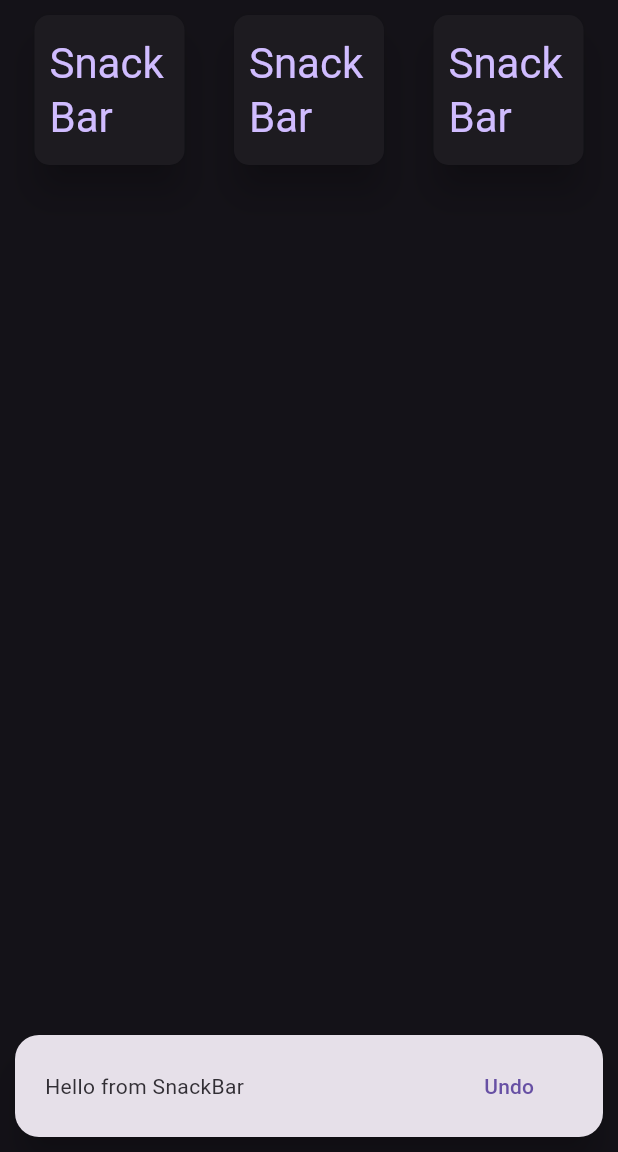
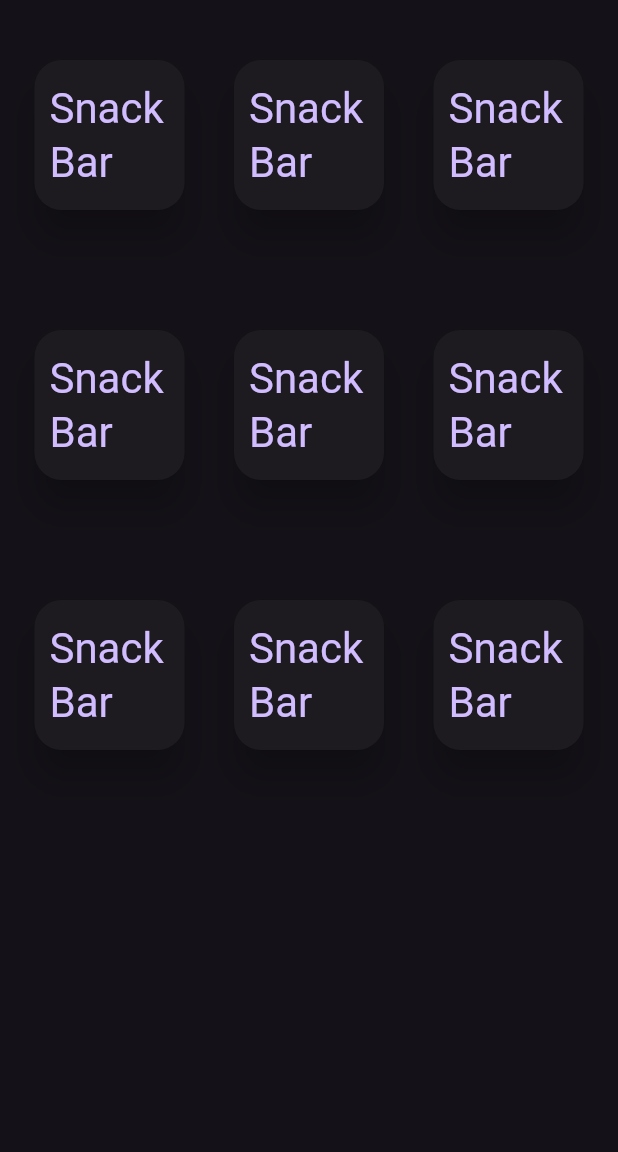
Before and after one commit to Brainiac11/ScoutingTestApp, a Flutter app: the screen it shows after launch, after a tap on "SnackBar", on a phone screen of 412 x 824 dp, the part 84-1236 px from its top. Run offline on Flutter 3.47's test engine with Material 2 defaults, Android fonts, the phone set to English and light mode, and no system bars.

Commit message:
optimized code

```diff
--- a/lib/main.dart
+++ b/lib/main.dart
@@ -1,3 +1,4 @@
+import 'package:flutter/foundation.dart';
 import 'package:flutter/material.dart';
 
 void main() {
@@ -69,75 +70,75 @@ class _MyHomePageState extends State<MyHomePage> {
         foregroundColor: Colors.amber,
         backgroundColor: Colors.deepPurple,
       ),
-      body: Center(
+      body: const Center(
         child: Column(
           children: [
-            Row(
-              mainAxisAlignment: MainAxisAlignment.spaceEvenly,
-              mainAxisSize: MainAxisSize.max,
-              children: [
-                Padding(
-                  padding: const EdgeInsets.all(10.0),
-                  child: ElevatedButton(
-                    onPressed: showSnackBar,
-                    style: ElevatedButton.styleFrom(
-                      shape: RoundedRectangleBorder(
-                        borderRadius: BorderRadius.circular(10),
-                      ),
-                      minimumSize: const Size(100, 100),
-                      maximumSize: const Size(100, 100),
-                      elevation: 10,
-                      shadowColor: Colors.black,
-                      padding: const EdgeInsets.symmetric(
-                          horizontal: 10, vertical: 10),
-                      textStyle: Theme.of(context).textTheme.headlineMedium,
-                    ),
-                    child: const Text("SnackBar"),
-                  ),
-                ),
-                Padding(
-                  padding: const EdgeInsets.all(10.0),
-                  child: ElevatedButton(
-                    onPressed: showSnackBar,
-                    style: ElevatedButton.styleFrom(
-                      shape: RoundedRectangleBorder(
-                        borderRadius: BorderRadius.circular(10),
-                      ),
-                      minimumSize: const Size(100, 100),
-                      maximumSize: const Size(100, 100),
-                      elevation: 10,
-                      shadowColor: Colors.black,
-                      padding: const EdgeInsets.symmetric(
-                          horizontal: 10, vertical: 10),
-                      textStyle: Theme.of(context).textTheme.headlineMedium,
-                    ),
-                    child: const Text("SnackBar"),
-                  ),
-                ),
-                Padding(
-                  padding: const EdgeInsets.all(10.0),
-                  child: ElevatedButton(
-                    onPressed: showSnackBar,
-                    style: ElevatedButton.styleFrom(
-                      shape: RoundedRectangleBorder(
-                        borderRadius: BorderRadius.circular(10),
-                      ),
-                      minimumSize: const Size(100, 100),
-                      maximumSize: const Size(100, 100),
-                      elevation: 10,
-                      shadowColor: Colors.black,
-                      padding: const EdgeInsets.symmetric(
-                          horizontal: 10, vertical: 10),
-                      textStyle: Theme.of(context).textTheme.headlineMedium,
-                    ),
-                    child: const Text("SnackBar"),
-                  ),
-                ),
-              ],
-            ),
+            ButtonRow(),
+            ButtonRow(),
+            ButtonRow(),
           ],
         ),
       ),
     );
   }
 }
+
+class ButtonRow extends StatelessWidget {
+  const ButtonRow({
+    super.key,
+  });
+
+  @override
+  Widget build(BuildContext context) {
+    return const Row(
+      mainAxisAlignment: MainAxisAlignment.spaceEvenly,
+      mainAxisSize: MainAxisSize.max,
+      children: [
+        Padding(
+          padding: EdgeInsets.only(top: 30, bottom: 30),
+          child: Button(),
+        ),
+        Padding(
+          padding: EdgeInsets.only(top: 30, bottom: 30),
+          child: Button(),
+        ),
+        Padding(
+          padding: EdgeInsets.only(top: 30, bottom: 30),
+          child: Button(),
+        ),
+      ],
+    );
+  }
+}
+
+class Button extends StatelessWidget {
+  const Button({
+    super.key,
+  });
+
+  @override
+  Widget build(BuildContext context) {
+    return Padding(
+      padding: const EdgeInsets.all(10),
+      child: ElevatedButton(
+        onPressed: () {
+          if (kDebugMode) {
+            print("Hello from button");
+          }
+        },
+        style: ElevatedButton.styleFrom(
+          shape: RoundedRectangleBorder(
+            borderRadius: BorderRadius.circular(18),
+          ),
+          minimumSize: const Size(100, 100),
+          maximumSize: const Size(100, 100),
+          elevation: 10,
+          shadowColor: Colors.black,
+          padding: const EdgeInsets.symmetric(horizontal: 10, vertical: 10),
+          textStyle: Theme.of(context).textTheme.headlineMedium,
+        ),
+        child: const Text("SnackBar"),
+      ),
+    );
+  }
+}
```
